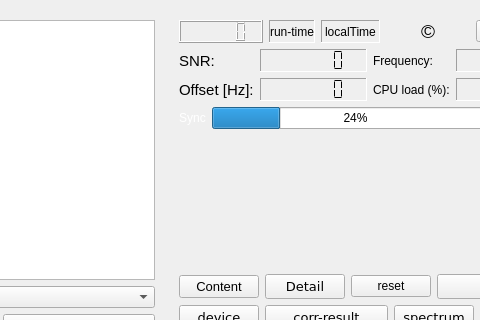
JvanKatwijk/qt-dab, file forms/dabradio.ui: the form before one commit; both pictures show x 176 to 656 and y 0 to 320 of the 756 by 412 pixel window.
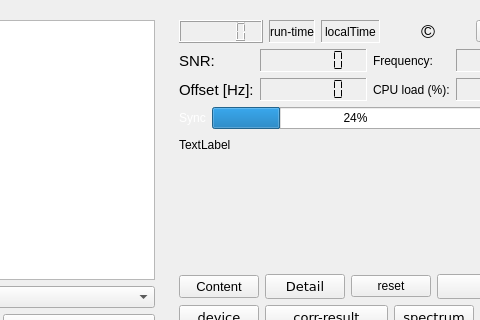
The form after the commit. Custom widgets are drawn as their Qt base class.

The edit to the form file:
```diff
--- a/forms/dabradio.ui
+++ b/forms/dabradio.ui
@@ -442,6 +442,13 @@
         </item>
         <item>
          <layout class="QHBoxLayout" name="horizontalLayout_7">
+          <item>
+           <widget class="QLabel" name="nrTransmitters">
+            <property name="text">
+             <string>TextLabel</string>
+            </property>
+           </widget>
+          </item>
           <item>
            <widget class="QLabel" name="ensembleId">
             <property name="font">
```
